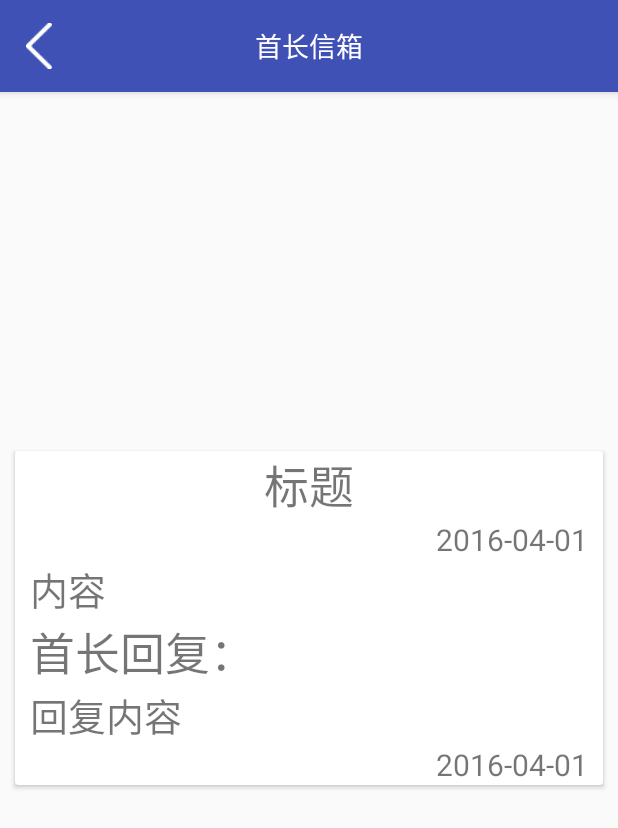
After one commit to jingbeibei/CampHome, an Android app: the LetterDetailedActivity screen opened directly, with no data from a screen before it, on a phone screen of 412 x 824 dp. The commit adds this screen. Shown: the top 828 px of the screen. Run offline under Robolectric (Android 15) with nearby library versions, the phone set to English and light mode, and no system bars.

Commit message:
添加首长信箱

```diff
--- a/app/src/main/AndroidManifest.xml
+++ b/app/src/main/AndroidManifest.xml
@@ -33,7 +33,9 @@
         <activity android:name=".conversation.ReleaseConversationActivity" />
         <activity android:name=".news.NewsListActivity" />
         <activity android:name=".news.NewsDetailedActivity" />
-        <activity android:name=".chat.ChatActivity"></activity>
+        <activity android:name=".chat.ChatActivity" />
+        <activity android:name=".mailbox.ChiefMailboxActivity" />
+        <activity android:name=".mailbox.LetterDetailedActivity"></activity>
     </application>
 
 </manifest>
--- a/app/src/main/java/com/nuc/camphome/commons/Urls.java
+++ b/app/src/main/java/com/nuc/camphome/commons/Urls.java
@@ -23,4 +23,5 @@ public interface Urls {
     public final static String PostConversationURL = BaseUrl + "PostConversation?";
     public final static String GetNewsTitleURL = BaseUrl + "GetNewsTitle?";
     public final static String ChatURL = "http://202.207.177.28:88/Chats/Home/chat?username=";
+    public final static String GetLetterURL = BaseUrl + "GetLetters?";
 }
--- /dev/null
+++ b/app/src/main/java/com/nuc/camphome/mailbox/LetterDetailedActivity.java
@@ -0,0 +1,30 @@
+package com.nuc.camphome.mailbox;
+
+import android.support.v7.app.AppCompatActivity;
+import android.os.Bundle;
+import android.view.View;
+import android.widget.ImageView;
+import android.widget.TextView;
+
+import com.nuc.camphome.R;
+import com.nuc.camphome.utils.ActivityCollector;
+
+public class LetterDetailedActivity extends AppCompatActivity {
+    private TextView BarTitle;
+    private ImageView BackImage;
+    @Override
+    protected void onCreate(Bundle savedInstanceState) {
+        super.onCreate(savedInstanceState);
+        setContentView(R.layout.activity_letter_detailed);
+        ActivityCollector.addActivity(this);
+        BarTitle = (TextView) findViewById(R.id.id_bar_title);
+        BarTitle.setText("首长信箱");
+        BackImage = (ImageView) findViewById(R.id.id_back_arrow_image);
+        BackImage.setOnClickListener(new View.OnClickListener() {
+            @Override
+            public void onClick(View v) {
+                ActivityCollector.removeActivity(LetterDetailedActivity.this);
+            }
+        });
+    }
+}
--- a/app/src/main/java/com/nuc/camphome/main/HomeFragment.java
+++ b/app/src/main/java/com/nuc/camphome/main/HomeFragment.java
@@ -20,6 +20,7 @@ import com.nuc.camphome.beans.BannerPic;
 import com.nuc.camphome.chat.ChatActivity;
 import com.nuc.camphome.commons.Urls;
 import com.nuc.camphome.conversation.ConversationListActivity;
+import com.nuc.camphome.mailbox.ChiefMailboxActivity;
 import com.nuc.camphome.main.ImageSlideshow.ImageSlideshow;
 import com.nuc.camphome.news.NewsListActivity;
 import com.nuc.camphome.utils.GetTimesAndCode;
@@ -230,7 +231,9 @@ initView(view);
                lhbIntent.putExtra("type",newsType_longhubang+"");
                 startActivity(lhbIntent);
                 break;
-            case R.id.szxxIV:
+            case R.id.szxxIV://首长信箱
+                Intent szxxIntent=new Intent(getActivity(), ChiefMailboxActivity.class);
+                startActivity(szxxIntent);
                 break;
             case R.id.wlktIV:
                 break;
--- /dev/null
+++ b/app/src/main/res/layout/activity_letter_detailed.xml
@@ -0,0 +1,76 @@
+<?xml version="1.0" encoding="utf-8"?>
+<RelativeLayout xmlns:android="http://schemas.android.com/apk/res/android"
+    xmlns:tools="http://schemas.android.com/tools"
+    android:layout_width="match_parent"
+    android:layout_height="match_parent"
+    tools:context="com.nuc.camphome.mailbox.LetterDetailedActivity">
+
+    <include layout="@layout/toolbar_mybar"></include>
+
+    <android.support.v7.widget.CardView
+        android:layout_width="match_parent"
+        android:layout_height="wrap_content"
+        android:layout_marginLeft="10dp"
+        android:layout_marginRight="10dp"
+        android:layout_centerInParent="true"
+
+        >
+
+        <LinearLayout
+            android:layout_width="match_parent"
+            android:layout_height="wrap_content"
+            android:layout_marginLeft="10dp"
+            android:layout_marginRight="10dp"
+            android:orientation="vertical">
+
+            <TextView
+                android:id="@+id/letter_title_tv"
+                android:layout_width="match_parent"
+                android:layout_height="wrap_content"
+                android:gravity="center"
+                android:text="标题"
+                android:textSize="30dp" />
+
+            <TextView
+                android:id="@+id/letter_entrytime_tv"
+                android:layout_width="match_parent"
+                android:layout_height="wrap_content"
+                android:gravity="right"
+                android:text="2016-04-01"
+                android:textSize="@dimen/sn_20sp" />
+
+            <TextView
+                android:id="@+id/letter_contents_tv"
+                android:layout_width="wrap_content"
+                android:layout_height="wrap_content"
+                android:text="内容"
+                android:textSize="@dimen/textsize_25sp" />
+
+            <TextView
+
+                android:layout_width="match_parent"
+                android:layout_height="wrap_content"
+                android:gravity="left"
+                android:text="首长回复："
+                android:textSize="30dp" />
+
+
+            <TextView
+                android:id="@+id/letter_answer_tv"
+                android:layout_width="wrap_content"
+                android:layout_height="wrap_content"
+                android:text="回复内容"
+                android:textSize="@dimen/textsize_25sp" />
+
+            <TextView
+                android:id="@+id/letter_answertime_tv"
+                android:layout_width="match_parent"
+                android:layout_height="wrap_content"
+                android:gravity="right"
+                android:text="2016-04-01"
+                android:textSize="@dimen/sn_20sp" />
+
+        </LinearLayout>
+
+    </android.support.v7.widget.CardView>
+</RelativeLayout>
--- a/app/src/main/res/layout/item_conversation.xml
+++ b/app/src/main/res/layout/item_conversation.xml
@@ -1,8 +1,8 @@
 <?xml version="1.0" encoding="utf-8"?>
 <android.support.v7.widget.CardView xmlns:android="http://schemas.android.com/apk/res/android"
-    xmlns:app="http://schemas.android.com/apk/res-auto"
     android:layout_width="match_parent"
     android:layout_height="wrap_content"
+    android:foreground="?android:attr/selectableItemBackground"
     android:layout_margin="16dp"
     android:clickable="true">
     <LinearLayout
--- a/app/src/main/res/layout/item_news_layout.xml
+++ b/app/src/main/res/layout/item_news_layout.xml
@@ -3,6 +3,7 @@
     android:layout_width="match_parent"
     android:layout_height="wrap_content"
     android:layout_marginTop="10dp"
+    android:foreground="?android:attr/selectableItemBackground"
     android:clickable="true">
 
     <LinearLayout
```
Also changed, not shown: app/src/main/java/com/nuc/camphome/beans/Letter.java (added, +63 -0 lines), app/src/main/java/com/nuc/camphome/mailbox/ChiefMailboxActivity.java (added, +220 -0 lines), app/src/main/java/com/nuc/camphome/mailbox/LetterAdapter.java (added, +141 -0 lines), app/src/main/res/layout/activity_chief_mailbox.xml (added, +26 -0 lines), app/src/main/res/layout/item_letter_layout.xml (added, +35 -0 lines).
